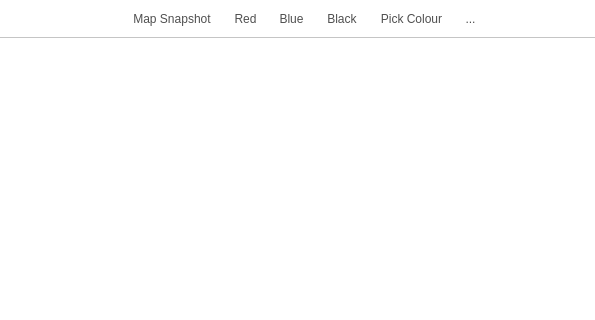
This is src/roam/editorwidgets/uifiles/ui_drawingpad.ui in roam-qgis/Roam as Qt 5 draws it before an edit; both pictures show x 138 to 733 and y 0 to 320 of the 896 by 583 pixel window. The edited form follows.
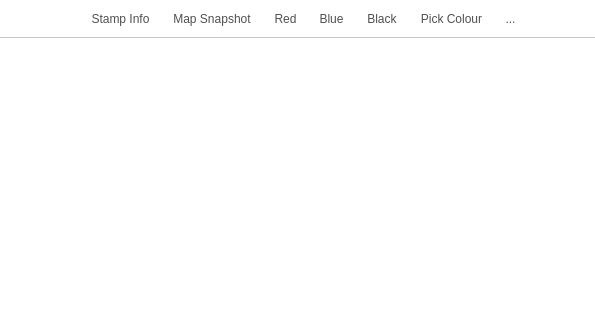
This is the edited form. Icons and pictures are not drawn.

Commit message: Add image stamp support to camera and drawing pad

```diff
--- a/src/roam/editorwidgets/uifiles/ui_drawingpad.ui
+++ b/src/roam/editorwidgets/uifiles/ui_drawingpad.ui
@@ -86,6 +86,25 @@
        </property>
       </spacer>
      </item>
+     <item>
+      <widget class="QToolButton" name="toolStamp">
+       <property name="text">
+        <string>Stamp Info</string>
+       </property>
+       <property name="iconSize">
+        <size>
+         <width>48</width>
+         <height>48</height>
+        </size>
+       </property>
+       <property name="toolButtonStyle">
+        <enum>Qt::ToolButtonTextUnderIcon</enum>
+       </property>
+       <property name="autoRaise">
+        <bool>true</bool>
+       </property>
+      </widget>
+     </item>
      <item>
       <widget class="QToolButton" name="toolMapSnapshot">
        <property name="text">
```
Left out of the diff: 10 changed lines with no effect on the pictures. The commit also changes 10 other files.
